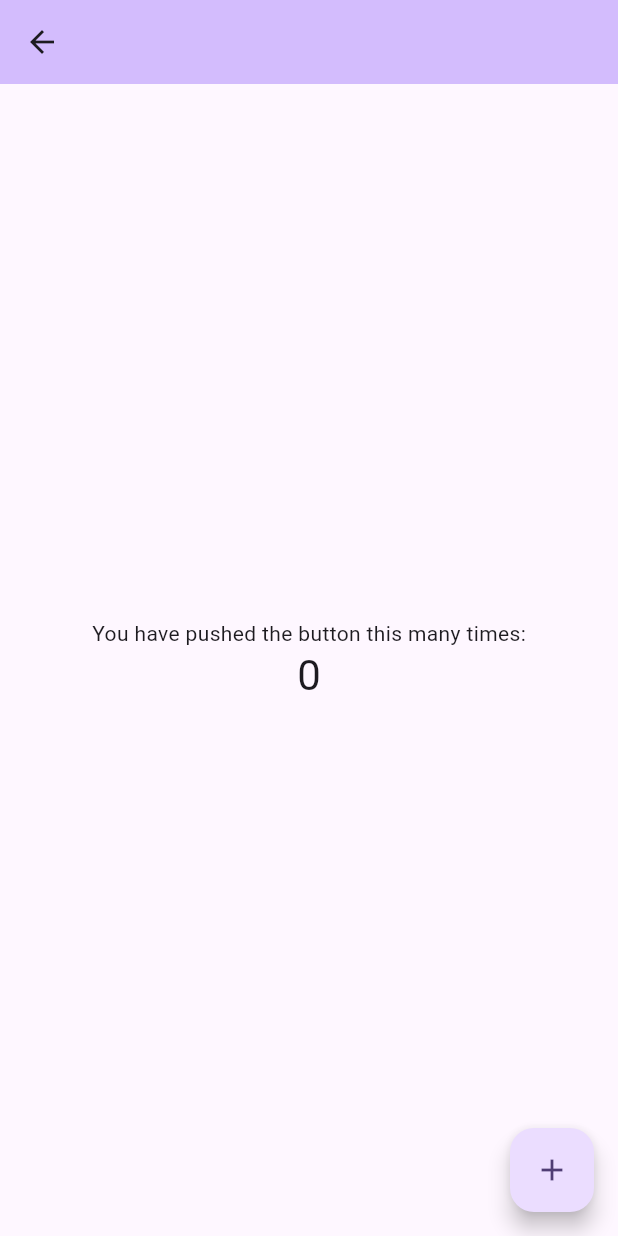
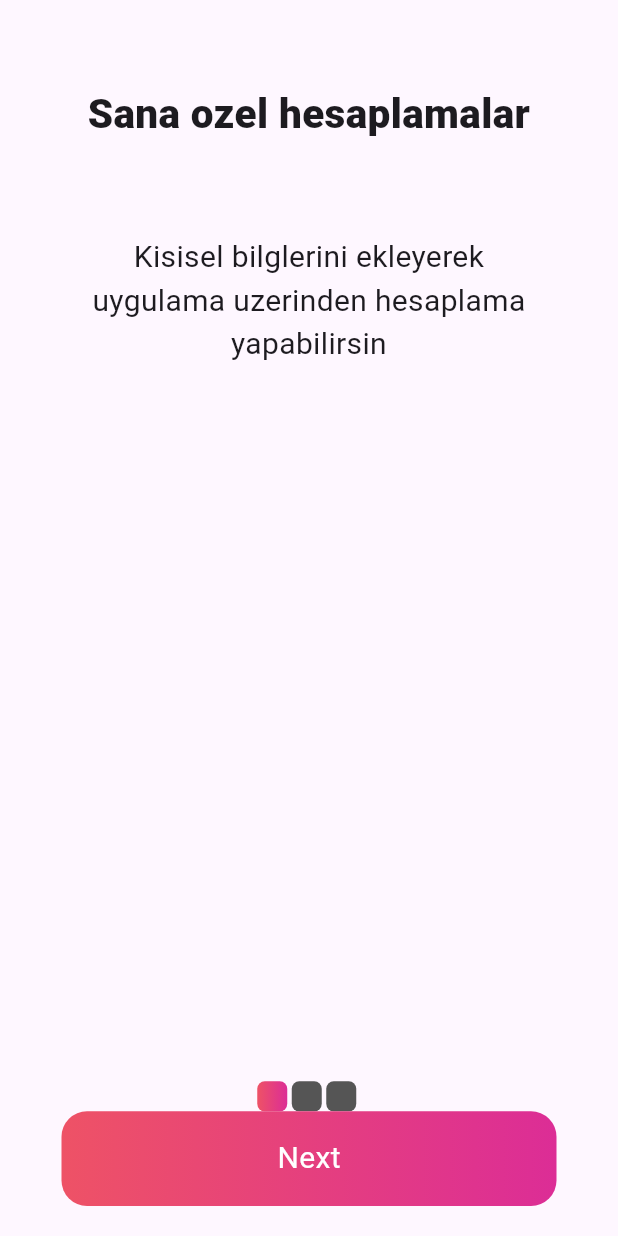
Before and after one commit to vuralkayracetintas/diet, a Flutter app: the screen it shows after launch, on a phone screen of 412 x 824 dp. Run offline on Flutter 3.47's test engine with Material 3 defaults, Android fonts, the phone set to English and light mode, and no system bars; our stand-ins replace equatable, permission_handler; missing offline and left inert: health.

Commit message:
step and distance data completed , onboarding started

```diff
--- a/analysis_options.yaml
+++ b/analysis_options.yaml
@@ -7,7 +7,7 @@
 
 # The following line activates a set of recommended lints for Flutter apps,
 # packages, and plugins designed to encourage good coding practices.
-include: package:flutter_lints/flutter.yaml
+include: package:very_good_analysis/analysis_options.yaml
 
 linter:
   # The lint rules applied to this project can be customized in the
@@ -23,6 +23,5 @@ linter:
   rules:
     # avoid_print: false  # Uncomment to disable the `avoid_print` rule
     # prefer_single_quotes: true  # Uncomment to enable the `prefer_single_quotes` rule
-
 # Additional information about this file can be found at
 # https://dart.dev/guides/language/analysis-options
--- /dev/null
+++ b/lib/app/core/constants/color_const.dart
@@ -0,0 +1,5 @@
+
+
+class ColorConst{
+
+}
--- /dev/null
+++ b/lib/app/core/utils/healty_utils.dart
@@ -0,0 +1,92 @@
+import 'package:health/health.dart';
+
+/// List of data types available on iOS
+const List<HealthDataType> dataTypesIOS = [
+  HealthDataType.ACTIVE_ENERGY_BURNED,
+  HealthDataType.AUDIOGRAM,
+  HealthDataType.BASAL_ENERGY_BURNED,
+  HealthDataType.BLOOD_GLUCOSE,
+  HealthDataType.BLOOD_OXYGEN,
+  HealthDataType.BLOOD_PRESSURE_DIASTOLIC,
+  HealthDataType.BLOOD_PRESSURE_SYSTOLIC,
+  HealthDataType.BODY_FAT_PERCENTAGE,
+  HealthDataType.BODY_MASS_INDEX,
+  HealthDataType.BODY_TEMPERATURE,
+  HealthDataType.DIETARY_CARBS_CONSUMED,
+  HealthDataType.DIETARY_CAFFEINE,
+  HealthDataType.DIETARY_ENERGY_CONSUMED,
+  HealthDataType.DIETARY_FATS_CONSUMED,
+  HealthDataType.DIETARY_PROTEIN_CONSUMED,
+  HealthDataType.ELECTRODERMAL_ACTIVITY,
+  HealthDataType.FORCED_EXPIRATORY_VOLUME,
+  HealthDataType.HEART_RATE,
+  HealthDataType.HEART_RATE_VARIABILITY_SDNN,
+  HealthDataType.HEIGHT,
+  HealthDataType.RESPIRATORY_RATE,
+  HealthDataType.PERIPHERAL_PERFUSION_INDEX,
+  HealthDataType.STEPS,
+  HealthDataType.WAIST_CIRCUMFERENCE,
+  HealthDataType.WEIGHT,
+  HealthDataType.FLIGHTS_CLIMBED,
+  HealthDataType.DISTANCE_WALKING_RUNNING,
+  HealthDataType.MINDFULNESS,
+  HealthDataType.SLEEP_AWAKE,
+  HealthDataType.SLEEP_ASLEEP,
+  HealthDataType.SLEEP_IN_BED,
+  HealthDataType.SLEEP_DEEP,
+  HealthDataType.SLEEP_REM,
+  HealthDataType.WATER,
+  HealthDataType.EXERCISE_TIME,
+  HealthDataType.WORKOUT,
+  HealthDataType.HEADACHE_NOT_PRESENT,
+  HealthDataType.HEADACHE_MILD,
+  HealthDataType.HEADACHE_MODERATE,
+  HealthDataType.HEADACHE_SEVERE,
+  HealthDataType.HEADACHE_UNSPECIFIED,
+
+  // note that a phone cannot write these ECG-based types - only read them
+  HealthDataType.ELECTROCARDIOGRAM,
+  HealthDataType.HIGH_HEART_RATE_EVENT,
+  HealthDataType.IRREGULAR_HEART_RATE_EVENT,
+  HealthDataType.LOW_HEART_RATE_EVENT,
+  HealthDataType.RESTING_HEART_RATE,
+  HealthDataType.WALKING_HEART_RATE,
+
+  HealthDataType.NUTRITION,
+];
+
+/// List of data types available on Android.
+///
+/// Note that these are only the ones supported on Android's Health Connect API.
+/// Android's Google Fit have more types that we support in the [HealthDataType]
+/// enumeration.
+const List<HealthDataType> dataTypesAndroid = [
+  HealthDataType.ACTIVE_ENERGY_BURNED,
+  HealthDataType.BASAL_ENERGY_BURNED,
+  HealthDataType.BLOOD_GLUCOSE,
+  HealthDataType.BLOOD_OXYGEN,
+  HealthDataType.BLOOD_PRESSURE_DIASTOLIC,
+  HealthDataType.BLOOD_PRESSURE_SYSTOLIC,
+  HealthDataType.BODY_FAT_PERCENTAGE,
+  HealthDataType.HEIGHT,
+  HealthDataType.WEIGHT,
+  // HealthDataType.BODY_MASS_INDEX,
+  HealthDataType.BODY_TEMPERATURE,
+  HealthDataType.HEART_RATE,
+  HealthDataType.STEPS,
+  // HealthDataType.MOVE_MINUTES, // TODO: Find alternative for Health Connect
+  HealthDataType.DISTANCE_DELTA,
+  HealthDataType.RESPIRATORY_RATE,
+  HealthDataType.SLEEP_AWAKE,
+  HealthDataType.SLEEP_ASLEEP,
+  HealthDataType.SLEEP_LIGHT,
+  HealthDataType.SLEEP_DEEP,
+  HealthDataType.SLEEP_REM,
+  HealthDataType.SLEEP_SESSION,
+  HealthDataType.WATER,
+  HealthDataType.WORKOUT,
+  HealthDataType.RESTING_HEART_RATE,
+  HealthDataType.FLIGHTS_CLIMBED,
+  HealthDataType.NUTRITION,
+  HealthDataType.TOTAL_CALORIES_BURNED,
+];
--- /dev/null
+++ b/lib/app/presentation/onboarding/data/onboarding_data.dart
@@ -0,0 +1,23 @@
+import 'package:diet/app/presentation/onboarding/model/onboarding_model.dart';
+
+/// Onboarding pages data
+List<OnBoarding> onboardingData = [
+  OnBoarding(
+    title: 'Sana ozel hesaplamalar',
+    description:
+        'Kisisel bilglerini ekleyerek uygulama uzerinden hesaplama yapabilirsin',
+    imagePath: '',
+  ),
+  OnBoarding(
+    title: 'Saglikli diyet tarifler',
+    description:
+        "Mevsimine uygun diyetini bozmayacak tatlilara ve atistirmalik tariflerine ulasabilirsin",
+    imagePath: 'imagePath',
+  ),
+  OnBoarding(
+    title: 'Saglikli diyet tarifler',
+    description:
+        "Mevsimine uygun diyetini bozmayacak tatlilara ve atistirmalik tariflerine ulasabilirsin",
+    imagePath: 'imagePath',
+  )
+];
--- /dev/null
+++ b/lib/app/presentation/onboarding/model/onboarding_model.dart
@@ -0,0 +1,18 @@
+/// OnBoarding Data Model
+class OnBoarding {
+  /// Required - Title of the onboarding screen
+  OnBoarding({
+    required this.title,
+    required this.description,
+    required this.imagePath,
+  });
+
+  /// onboarding title
+  String title;
+
+  /// onboarding description
+  String description;
+
+  /// onboarding imagePath
+  String imagePath;
+}
--- /dev/null
+++ b/lib/app/presentation/onboarding/view/onboarding_view.dart
@@ -0,0 +1,191 @@
+import 'package:diet/app/core/extension/build_context_extension.dart';
+import 'package:diet/app/core/widget/slider_dots.dart';
+import 'package:diet/app/presentation/onboarding/data/onboarding_data.dart';
+import 'package:diet/app/presentation/onboarding/model/onboarding_model.dart';
+import 'package:flutter/material.dart';
+
+/// Onboarding View
+final class OnboardingView extends StatefulWidget {
+  /// Onboarding view const
+  const OnboardingView({super.key});
+
+  @override
+  State<OnboardingView> createState() => _OnboardingViewState();
+}
+
+class _OnboardingViewState extends State<OnboardingView> {
+  final pageController = PageController();
+  final pages = List<Widget>.generate(
+    onboardingData.length,
+    (index) {
+      final data = onboardingData[index];
+      return ContentWidget(data: data);
+    },
+  );
+  var currIndex = 0;
+
+  void changeIndex(int index) {
+    setState(() {
+      currIndex = index;
+    });
+  }
+
+  @override
+  Widget build(BuildContext context) {
+    /// Onboarding title value
+
+    return Scaffold(
+      appBar: AppBar(),
+      body: Center(
+        child: Column(
+          mainAxisAlignment: MainAxisAlignment.center,
+          children: [
+            Expanded(
+              flex: 8,
+              child: PageView.builder(
+                controller: pageController,
+                itemCount: onboardingData.length,
+                itemBuilder: (context, index) => pages[index],
+                onPageChanged: changeIndex,
+              ),
+            ),
+            Row(
+              mainAxisAlignment: MainAxisAlignment.center,
+              children: List.generate(
+                onboardingData.length,
+                (index) {
+                  return buildDot(index, currIndex);
+                },
+              ),
+            ),
+            Expanded(
+              child: Padding(
+                padding: const EdgeInsets.only(bottom: 20),
+                child: ButtonWidget(
+                  onTap: () async {
+                    await pageController.nextPage(
+                      duration: const Duration(milliseconds: 500),
+                      curve: Curves.easeInOut,
+                    );
+                  },
+                  length: onboardingData.length,
+                  currIndex: currIndex,
+                ),
+              ),
+            ),
+          ],
+        ),
+      ),
+    );
+  }
+
+  Widget buildDot(int index, int currentIndex) {
+    return Container(
+      width: 20,
+      height: 20,
+      margin: const EdgeInsets.only(right: 3),
+      decoration: BoxDecoration(
+        color: const Color(0xFF555555),
+        borderRadius: BorderRadius.circular(5),
+        gradient: currentIndex == index
+            ? const LinearGradient(
+                colors: [Color(0xFFEE5266), Color(0xFFDC2D96)],
+              )
+            : null,
+      ),
+    );
+  }
+}
+
+/// Content widget for the onboarding page
+class ContentWidget extends StatelessWidget {
+  const ContentWidget({
+    required this.data,
+    super.key,
+  });
+
+  /// Onboard page to show
+  final OnBoarding data;
+
+  @override
+  Widget build(BuildContext context) {
+    return Column(
+      children: <Widget>[
+        // Image.asset(
+        //   data.image,
+        //   height: 400,
+        // ),
+        // context.lowHeightSB,
+        SizedBox(
+          height: 81,
+          width: 320,
+          child: Text(
+            data.title,
+            style: const TextStyle(fontSize: 27, fontWeight: FontWeight.w900),
+            textAlign: TextAlign.center,
+          ),
+        ),
+        const SizedBox(
+          height: 20,
+        ),
+        SizedBox(
+          height: 120,
+          width: 314,
+          child: Text(
+            data.description,
+            style: const TextStyle(
+              fontSize: 20,
+              fontWeight: FontWeight.w400,
+            ),
+            textAlign: TextAlign.center,
+          ),
+        ),
+        const SizedBox(
+          height: 20,
+        ),
+      ],
+    );
+  }
+}
+
+///Common button widget for onBoarding page
+class ButtonWidget extends StatelessWidget {
+  const ButtonWidget({
+    required this.onTap,
+    required this.length,
+    required this.currIndex,
+    Key? key,
+  });
+
+  /// Callback function for button
+  final VoidCallback onTap;
+
+  /// onBoarding pages count
+  final int length;
+
+  /// index control for button title and function
+  final int currIndex;
+
+  @override
+  Widget build(BuildContext context) {
+    return Container(
+      height: 58,
+      width: 330,
+      decoration: BoxDecoration(
+        borderRadius: BorderRadius.circular(17),
+        gradient: const LinearGradient(
+          colors: [Color(0xFFEE5266), Color(0xFFDC2D96)],
+        ),
+      ),
+      child: InkWell(
+        onTap: onTap,
+        child: Center(
+          child: Text(
+            currIndex == (length - 1) ? "Start" : "Next",
+            style: const TextStyle(color: Colors.white, fontSize: 20),
+          ),
+        ),
+      ),
+    );
+  }
+}
--- a/lib/app/presentation/routes/routes.dart
+++ b/lib/app/presentation/routes/routes.dart
@@ -1,16 +1,25 @@
+import 'package:diet/app/presentation/healty/healty_view.dart';
+import 'package:diet/app/presentation/splash/view/splash_view.dart';
 import 'package:diet/main.dart';
 import 'package:flutter/material.dart';
 
 final class Routes {
   static const home = '/home';
+  static const health = '/health';
+  static const distance = '/distance';
+  static const splash = '/splash';
 
   static Route<dynamic> onGenerateRoutes(RouteSettings routeSettings) {
     switch (routeSettings.name) {
+      case splash:
+        return _materialPageRoute(const SplashView());
       case home:
-        return _materialPageRoute(const MyHomePage(title: ''));
+        return _materialPageRoute(const SplashView());
+      case health:
+        return _materialPageRoute(HealthApp());
 
       default:
-        return _materialPageRoute(const MyHomePage(title: 'title'));
+        return _materialPageRoute(const SplashView());
     }
   }
 
--- a/lib/main.dart
+++ b/lib/main.dart
@@ -1,12 +1,15 @@
 import 'package:diet/app/core/navigation_helper/navigation_helper.dart';
+
 import 'package:diet/app/presentation/routes/routes.dart';
 import 'package:flutter/material.dart';
 
-void main() {
+Future<void> main() async {
   runApp(const MyApp());
 }
 
+/// My App Start Widget
 class MyApp extends StatelessWidget {
+  ///
   const MyApp({super.key});
 
   @override
@@ -15,7 +18,7 @@ class MyApp extends StatelessWidget {
       title: 'Flutter Demo',
       navigatorKey: Navigation.navigationKey,
       onGenerateRoute: Routes.onGenerateRoutes,
-      initialRoute: Routes.home,
+      initialRoute: Routes.splash,
       theme: ThemeData(
         colorScheme: ColorScheme.fromSeed(seedColor: Colors.deepPurple),
         useMaterial3: true,
@@ -23,51 +26,3 @@ class MyApp extends StatelessWidget {
     );
   }
 }
-
-class MyHomePage extends StatefulWidget {
-  const MyHomePage({super.key, required this.title});
-
-  final String title;
-
-  @override
-  State<MyHomePage> createState() => _MyHomePageState();
-}
-
-class _MyHomePageState extends State<MyHomePage> {
-  int _counter = 0;
-
-  void _incrementCounter() {
-    setState(() {
-      _counter++;
-    });
-  }
-
-  @override
-  Widget build(BuildContext context) {
-    return Scaffold(
-      appBar: AppBar(
-        backgroundColor: Theme.of(context).colorScheme.inversePrimary,
-        title: Text(widget.title),
-      ),
-      body: Center(
-        child: Column(
-          mainAxisAlignment: MainAxisAlignment.center,
-          children: <Widget>[
-            const Text(
-              'You have pushed the button this many times:',
-            ),
-            Text(
-              '$_counter',
-              style: Theme.of(context).textTheme.headlineMedium,
-            ),
-          ],
-        ),
-      ),
-      floatingActionButton: FloatingActionButton(
-        onPressed: _incrementCounter,
-        tooltip: 'Increment',
-        child: const Icon(Icons.add),
-      ),
-    );
-  }
-}
```
Also changed, not shown: lib/app/core/widget/slider_dots.dart (added, +34 -0 lines), lib/app/presentation/healty/healty_view.dart (added, +224 -0 lines), lib/app/presentation/onboarding/bloc/onboarding_state.dart (added, +9 -0 lines), lib/app/presentation/splash/view/splash_view.dart (added, +36 -0 lines), pubspec.yaml (+15 -7 lines), assets/images/logo.jpeg (added), lib/app/presentation/onboarding/bloc/onboarding_cubit.dart (added), pubspec.lock, 9 other files.
